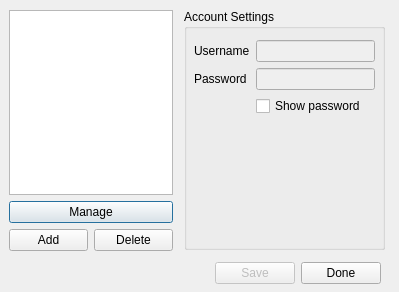
The window that client/src/Accounts.ui (canercandan/qlik) describes before a commit, drawn with Qt 5.
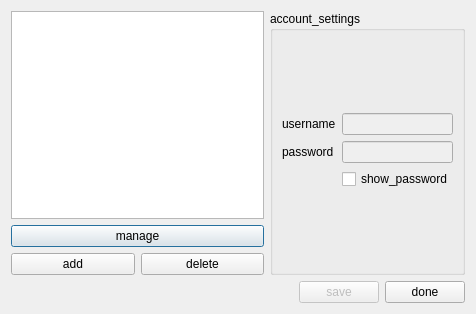
The same window after the commit. Icons and pictures are not drawn.

Patch:
```diff
--- a/client/src/Accounts.ui
+++ b/client/src/Accounts.ui
@@ -5,22 +5,15 @@
    <rect>
     <x>0</x>
     <y>0</y>
-    <width>399</width>
-    <height>292</height>
+    <width>476</width>
+    <height>314</height>
    </rect>
   </property>
   <property name="windowTitle" >
    <string>Accounts</string>
   </property>
-  <widget class="QWidget" name="verticalLayout" >
-   <property name="geometry" >
-    <rect>
-     <x>9</x>
-     <y>10</y>
-     <width>164</width>
-     <height>241</height>
-    </rect>
-   </property>
+  <layout class="QGridLayout" >
+   <item row="0" column="0" >
    <layout class="QVBoxLayout" >
     <item>
      <widget class="QListWidget" name="accountsList" />
@@ -28,7 +21,7 @@
     <item>
      <widget class="QPushButton" name="manage" >
       <property name="text" >
-       <string>Manage</string>
+        <string>manage</string>
       </property>
       <property name="icon" >
        <iconset>../images/user_edit.png</iconset>
@@ -40,7 +33,7 @@
       <item>
        <widget class="QPushButton" name="add" >
         <property name="text" >
-         <string>Add</string>
+          <string>add</string>
         </property>
         <property name="icon" >
          <iconset>../images/user_add.png</iconset>
@@ -50,7 +43,7 @@
       <item>
        <widget class="QPushButton" name="del" >
         <property name="text" >
-         <string>Delete</string>
+          <string>delete</string>
         </property>
         <property name="icon" >
          <iconset>../images/user_delete.png</iconset>
@@ -60,35 +53,21 @@
      </layout>
     </item>
    </layout>
-  </widget>
+   </item>
+   <item row="0" column="1" >
   <widget class="QGroupBox" name="groupBox" >
-   <property name="geometry" >
-    <rect>
-     <x>184</x>
-     <y>9</y>
-     <width>201</width>
-     <height>241</height>
-    </rect>
-   </property>
    <property name="title" >
-    <string>Account Settings</string>
-   </property>
-   <widget class="QWidget" name="verticalLayout_2" >
-    <property name="geometry" >
-     <rect>
-      <x>10</x>
-      <y>19</y>
-      <width>181</width>
-      <height>101</height>
-     </rect>
-    </property>
+      <string>account_settings</string>
+     </property>
+     <layout class="QGridLayout" >
+      <item row="0" column="0" >
     <layout class="QVBoxLayout" >
      <item>
       <layout class="QGridLayout" >
        <item row="0" column="0" >
         <widget class="QLabel" name="label" >
          <property name="text" >
-          <string>Username</string>
+             <string>username</string>
          </property>
         </widget>
        </item>
@@ -105,7 +84,7 @@
        <item row="1" column="0" >
         <widget class="QLabel" name="label_2" >
          <property name="text" >
-          <string>Password</string>
+             <string>password</string>
          </property>
         </widget>
        </item>
@@ -125,24 +104,18 @@
        <item row="2" column="1" >
         <widget class="QCheckBox" name="showPassword" >
          <property name="text" >
-          <string>Show password</string>
+             <string>show_password</string>
          </property>
         </widget>
        </item>
       </layout>
      </item>
     </layout>
-   </widget>
-  </widget>
-  <widget class="QWidget" name="layoutWidget" >
-   <property name="geometry" >
-    <rect>
-     <x>10</x>
-     <y>260</y>
-     <width>371</width>
-     <height>26</height>
-    </rect>
-   </property>
+      </item>
+     </layout>
+    </widget>
+   </item>
+   <item row="1" column="0" colspan="2" >
    <layout class="QHBoxLayout" >
     <item>
      <spacer>
@@ -163,19 +136,20 @@
        <bool>false</bool>
       </property>
       <property name="text" >
-       <string>Save</string>
+        <string>save</string>
       </property>
      </widget>
     </item>
     <item>
      <widget class="QPushButton" name="done" >
       <property name="text" >
-       <string>Done</string>
+        <string>done</string>
       </property>
      </widget>
     </item>
    </layout>
-  </widget>
+   </item>
+  </layout>
  </widget>
  <tabstops>
   <tabstop>accountsList</tabstop>
```
Left out of the diff: 2 changed lines with no effect on the pictures. Lines whose indentation alone changed are shown as unchanged.
